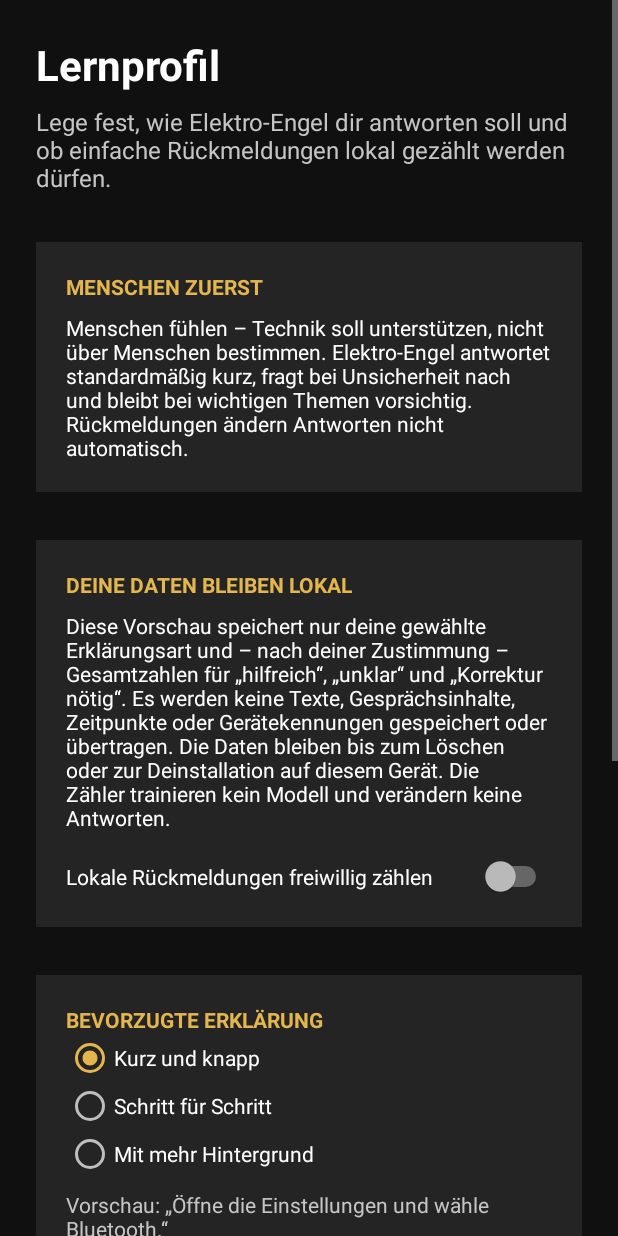
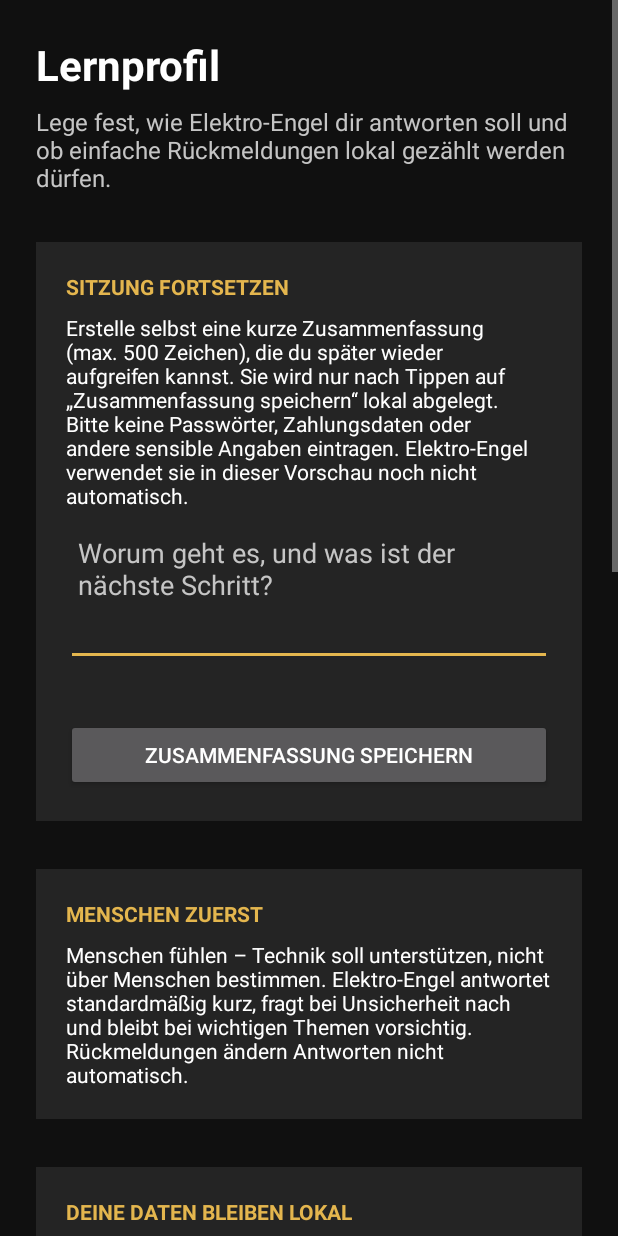
Before and after one commit to nikolausnold/NIKNOLIG, an Android app: the LearningProfileActivity screen opened directly, with no data from a screen before it, on a phone screen of 412 x 824 dp. Run offline under Robolectric (Android 15) with nearby library versions, the phone set to English and light mode, and no system bars.

Commit message:
Add editable local session summary
Co-authored-by: nikolausnold <339979236+nikolausnold@users.noreply.github.com>

```diff
--- a/app/src/main/java/com/niknolig/app/LearningProfileActivity.kt
+++ b/app/src/main/java/com/niknolig/app/LearningProfileActivity.kt
@@ -4,6 +4,7 @@ import android.app.Activity
 import android.app.AlertDialog
 import android.os.Bundle
 import android.widget.Button
+import android.widget.EditText
 import android.widget.RadioGroup
 import android.widget.Switch
 import android.widget.TextView
@@ -20,6 +21,8 @@ class LearningProfileActivity : Activity() {
     private lateinit var unclearButton: Button
     private lateinit var correctionButton: Button
     private lateinit var responsePreview: TextView
+    private lateinit var sessionSummaryInput: EditText
+    private lateinit var sessionSummaryStatus: TextView
     private var isResettingLearningProfile = false
 
     override fun onCreate(savedInstanceState: Bundle?) {
@@ -33,9 +36,12 @@ class LearningProfileActivity : Activity() {
         unclearButton = findViewById(R.id.feedback_unclear_button)
         correctionButton = findViewById(R.id.feedback_correction_button)
         responsePreview = findViewById(R.id.response_style_preview)
+        sessionSummaryInput = findViewById(R.id.session_summary_input)
+        sessionSummaryStatus = findViewById(R.id.session_summary_status)
 
         learningEnabledSwitch.isChecked =
             learningPreferences.getBoolean(KEY_LEARNING_ENABLED, false)
+        sessionSummaryInput.setText(learningPreferences.getString(KEY_SESSION_SUMMARY, ""))
         responseStyleGroup.check(
             when (learningPreferences.getString(KEY_RESPONSE_STYLE, STYLE_CONCISE)) {
                 STYLE_STEP_BY_STEP -> R.id.response_style_step_by_step
@@ -64,6 +70,9 @@ class LearningProfileActivity : Activity() {
         helpfulButton.setOnClickListener { recordFeedback(KEY_HELPFUL_COUNT) }
         unclearButton.setOnClickListener { recordFeedback(KEY_UNCLEAR_COUNT) }
         correctionButton.setOnClickListener { recordFeedback(KEY_CORRECTION_COUNT) }
+        findViewById<Button>(R.id.save_session_summary_button).setOnClickListener {
+            saveSessionSummary()
+        }
         findViewById<Button>(R.id.clear_learning_data_button).setOnClickListener {
             confirmClearLearningData()
         }
@@ -106,6 +115,18 @@ class LearningProfileActivity : Activity() {
         updateLearningControls()
     }
 
+    private fun saveSessionSummary() {
+        val summary = sessionSummaryInput.text.toString().trim()
+        if (summary.isEmpty()) {
+            learningPreferences.edit().remove(KEY_SESSION_SUMMARY).apply()
+            sessionSummaryStatus.setText(R.string.session_summary_empty_status)
+            return
+        }
+
+        learningPreferences.edit().putString(KEY_SESSION_SUMMARY, summary).apply()
+        sessionSummaryStatus.setText(R.string.session_summary_saved_status)
+    }
+
     private fun confirmClearLearningData() {
         AlertDialog.Builder(this)
             .setTitle(R.string.learning_clear_confirmation_title)
@@ -117,10 +138,12 @@ class LearningProfileActivity : Activity() {
                 try {
                     learningEnabledSwitch.isChecked = false
                     responseStyleGroup.check(R.id.response_style_concise)
+                    sessionSummaryInput.text.clear()
                 } finally {
                     isResettingLearningProfile = false
                 }
                 updateResponsePreview(R.id.response_style_concise)
+                sessionSummaryStatus.setText(R.string.session_summary_cleared_status)
                 updateLearningControls()
             }
             .show()
@@ -133,6 +156,7 @@ class LearningProfileActivity : Activity() {
         const val KEY_HELPFUL_COUNT = "helpful_count"
         const val KEY_UNCLEAR_COUNT = "unclear_count"
         const val KEY_CORRECTION_COUNT = "correction_count"
+        const val KEY_SESSION_SUMMARY = "session_summary"
         const val STYLE_CONCISE = "concise"
         const val STYLE_STEP_BY_STEP = "step_by_step"
         const val STYLE_DETAILED = "detailed"
--- a/app/src/main/res/layout/activity_learning_profile.xml
+++ b/app/src/main/res/layout/activity_learning_profile.xml
@@ -26,6 +26,62 @@
             android:text="@string/learning_profile_description"
             android:textColor="@color/text_secondary"
             android:textSize="16sp" />
+
+        <LinearLayout
+            android:layout_width="match_parent"
+            android:layout_height="wrap_content"
+            android:layout_marginTop="@dimen/space_large"
+            android:background="@color/dark_surface"
+            android:orientation="vertical"
+            android:padding="@dimen/card_padding">
+
+            <TextView
+                android:layout_width="match_parent"
+                android:layout_height="wrap_content"
+                android:accessibilityHeading="true"
+                android:text="@string/session_summary_heading"
+                android:textColor="@color/gold"
+                android:textSize="14sp"
+                android:textStyle="bold" />
+
+            <TextView
+                android:layout_width="match_parent"
+                android:layout_height="wrap_content"
+                android:layout_marginTop="@dimen/space_small"
+                android:text="@string/session_summary_description"
+                android:textColor="@color/text_primary"
+                android:textSize="14sp" />
+
+            <EditText
+                android:id="@+id/session_summary_input"
+                android:layout_width="match_parent"
+                android:layout_height="wrap_content"
+                android:layout_marginTop="@dimen/space_small"
+                android:gravity="top|start"
+                android:hint="@string/session_summary_hint"
+                android:inputType="textCapSentences|textMultiLine"
+                android:maxLength="500"
+                android:minHeight="96dp"
+                android:padding="@dimen/space_small"
+                android:textColor="@color/text_primary"
+                android:textColorHint="@color/text_secondary" />
+
+            <TextView
+                android:id="@+id/session_summary_status"
+                android:layout_width="match_parent"
+                android:layout_height="wrap_content"
+                android:layout_marginTop="@dimen/space_small"
+                android:accessibilityLiveRegion="polite"
+                android:textColor="@color/text_secondary"
+                android:textSize="14sp" />
+
+            <Button
+                android:id="@+id/save_session_summary_button"
+                android:layout_width="match_parent"
+                android:layout_height="wrap_content"
+                android:layout_marginTop="@dimen/space_small"
+                android:text="@string/session_summary_save_button" />
+        </LinearLayout>
 
         <LinearLayout
             android:layout_width="match_parent"
--- a/app/src/main/res/values/strings.xml
+++ b/app/src/main/res/values/strings.xml
@@ -21,7 +21,7 @@
     <string name="assistant_principle_heading">MENSCHEN ZUERST</string>
     <string name="assistant_principle_description">Menschen fühlen – Technik soll unterstützen, nicht über Menschen bestimmen. Elektro-Engel antwortet standardmäßig kurz, fragt bei Unsicherheit nach und bleibt bei wichtigen Themen vorsichtig. Rückmeldungen ändern Antworten nicht automatisch.</string>
     <string name="learning_privacy_heading">DEINE DATEN BLEIBEN LOKAL</string>
-    <string name="learning_privacy_description">Diese Vorschau speichert nur deine gewählte Erklärungsart und – nach deiner Zustimmung – Gesamtzahlen für „hilfreich“, „unklar“ und „Korrektur nötig“. Es werden keine Texte, Gesprächsinhalte, Zeitpunkte oder Gerätekennungen gespeichert oder übertragen. Die Daten bleiben bis zum Löschen oder zur Deinstallation auf diesem Gerät. Die Zähler trainieren kein Modell und verändern keine Antworten.</string>
+    <string name="learning_privacy_description">Diese Vorschau speichert deine gewählte Erklärungsart und – nur nach deiner Zustimmung – Gesamtzahlen für Feedback. Eine Sitzungskurzfassung speichert nur, was du bewusst eingibst. Es werden keine Gesprächsverläufe, Zeitpunkte oder Gerätekennungen gespeichert oder übertragen. Alles bleibt bis zum Löschen oder zur Deinstallation auf diesem Gerät. Die Zähler trainieren kein Modell und verändern keine Antworten.</string>
     <string name="learning_opt_in">Lokale Rückmeldungen freiwillig zählen</string>
     <string name="response_style_heading">BEVORZUGTE ERKLÄRUNG</string>
     <string name="response_style_concise">Kurz und knapp</string>
@@ -30,14 +30,21 @@
     <string name="response_style_preview_concise">Vorschau: „Öffne die Einstellungen und wähle Bluetooth.“</string>
     <string name="response_style_preview_step_by_step">Vorschau:\n1. Öffne die Einstellungen.\n2. Tippe auf Bluetooth.</string>
     <string name="response_style_preview_detailed">Vorschau: Öffne die Einstellungen, wähle Bluetooth und prüfe dort, ob Bluetooth eingeschaltet ist. So kannst du verfügbare Geräte in der Nähe anzeigen lassen.</string>
+    <string name="session_summary_heading">SITZUNG FORTSETZEN</string>
+    <string name="session_summary_description">Erstelle selbst eine kurze Zusammenfassung (max. 500 Zeichen), die du später wieder aufgreifen kannst. Sie wird nur nach Tippen auf „Zusammenfassung speichern“ lokal abgelegt. Bitte keine Passwörter, Zahlungsdaten oder andere sensible Angaben eintragen. Elektro-Engel verwendet sie in dieser Vorschau noch nicht automatisch.</string>
+    <string name="session_summary_hint">Worum geht es, und was ist der nächste Schritt?</string>
+    <string name="session_summary_save_button">Zusammenfassung speichern</string>
+    <string name="session_summary_saved_status">Zusammenfassung lokal gespeichert.</string>
+    <string name="session_summary_empty_status">Leere Zusammenfassung – gespeicherte Fassung entfernt.</string>
+    <string name="session_summary_cleared_status">Zusammenfassung und Lernprofil gelöscht.</string>
     <string name="learning_feedback_heading">FREIWILLIGE RÜCKMELDUNG</string>
     <string name="learning_feedback_description">Teste die Rückmeldung an einer Beispielantwort. Gespeichert wird nur die jeweilige Gesamtzahl, und nur wenn du oben zugestimmt hast. Eine Korrektur wird nicht als Text gespeichert.</string>
     <string name="learning_feedback_summary">Lokal gezählt: hilfreich %1$d · unklar %2$d · Korrektur nötig %3$d</string>
     <string name="feedback_helpful_button">Beispiel: hilfreich</string>
     <string name="feedback_unclear_button">Beispiel: unklar</string>
     <string name="feedback_correction_button">Beispiel: Korrektur nötig</string>
-    <string name="learning_clear_data_button">Lernprofil und Zähler löschen</string>
+    <string name="learning_clear_data_button">Lernprofil, Zusammenfassung und Zähler löschen</string>
     <string name="learning_clear_confirmation_title">Lernprofil löschen?</string>
-    <string name="learning_clear_confirmation_message">Deine gespeicherte Erklärungsart und alle Rückmeldezähler werden von diesem Gerät gelöscht. Das lokale Zählen wird ausgeschaltet.</string>
+    <string name="learning_clear_confirmation_message">Deine gespeicherte Erklärungsart, Sitzungskurzfassung und alle Rückmeldezähler werden von diesem Gerät gelöscht. Das lokale Zählen wird ausgeschaltet.</string>
     <string name="learning_clear_confirmation_action">Löschen</string>
 </resources>
```
Also changed, not shown: 2 other files.
